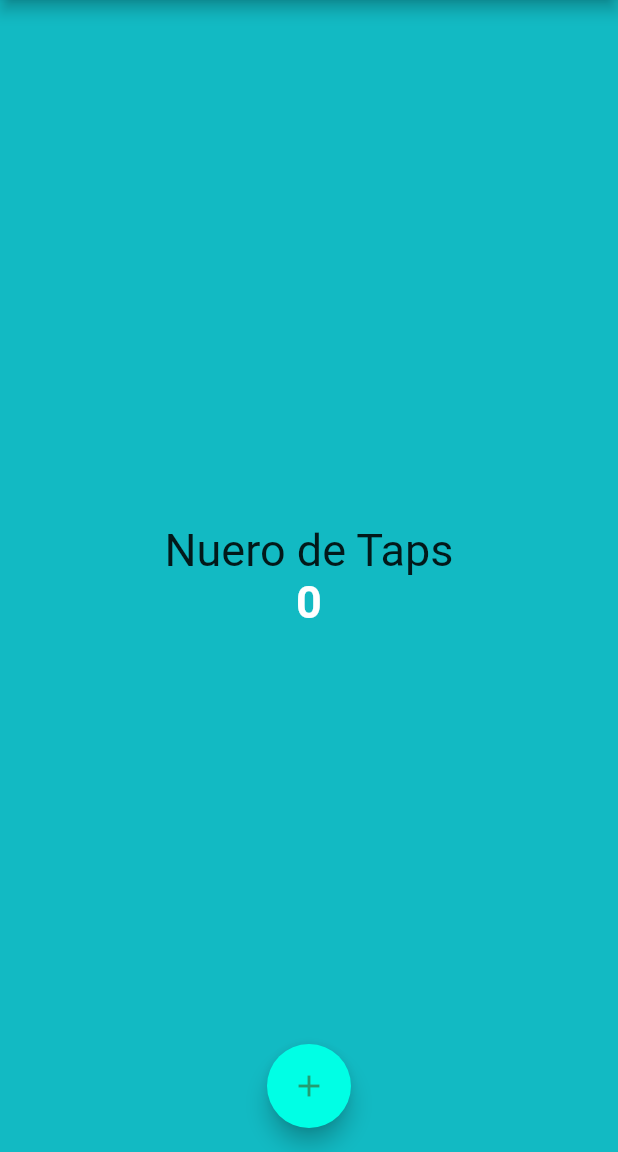
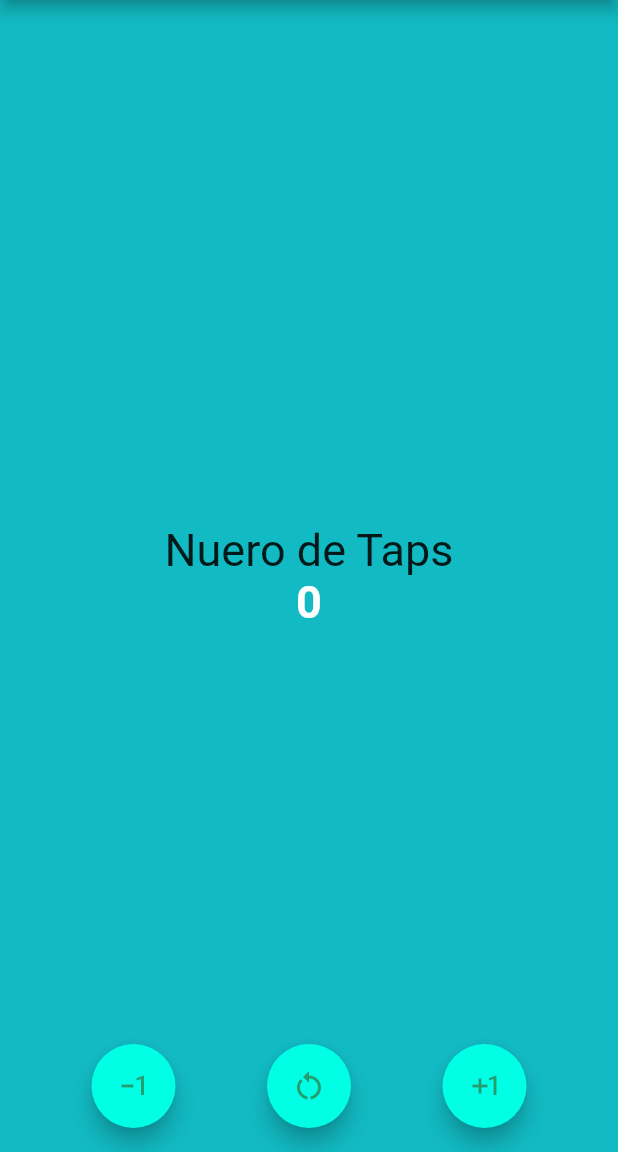
Before and after one commit to UHG27/Counter_App, a Flutter app: the screen it shows after launch, on a phone screen of 412 x 824 dp, the part 84-1236 px from its top. Run offline on Flutter 3.47's test engine with Material 2 defaults, Android fonts, the phone set to English and light mode, and no system bars.

Commit message:
"segundo commit"

```diff
--- a/lib/main.dart
+++ b/lib/main.dart
@@ -1,10 +1,9 @@
-import 'package:flutter/cupertino.dart';
+import 'package:counter_app5a/screens/counter_screen.dart';
 import 'package:flutter/material.dart';
-
 import 'screens/home_screens.dart';
 
 void main() {
-  runApp(CounterApp());
+  runApp(const CounterApp());
 }
 
 class CounterApp extends StatelessWidget {
@@ -14,7 +13,7 @@ class CounterApp extends StatelessWidget {
   Widget build(BuildContext context) {
     return const MaterialApp(
       debugShowCheckedModeBanner: false,
-      home: HomeScreen(),
+      home: CounterScreen(),
       );
   }
 }
--- /dev/null
+++ b/lib/screens/counter_screen.dart
@@ -0,0 +1,68 @@
+import 'package:flutter/material.dart';
+
+class CounterScreen extends StatefulWidget {
+  const CounterScreen({super.key});
+
+@override
+State<CounterScreen> createState() => _CounterScreenState();
+}
+
+class _CounterScreenState extends State<CounterScreen>{
+int contador = 0;
+  @override
+  Widget build(BuildContext context) {
+    const TextStyle estiloTexto = TextStyle(
+      fontSize: 30,
+      color: Colors.white,
+      fontWeight: FontWeight.bold,
+    );
+    return Scaffold(
+      appBar: AppBar(
+        backgroundColor: Color.fromARGB(255, 41, 198, 255),
+        title: Text('Uriel Hernandez'),
+      ),// AppBar
+      backgroundColor:  const Color.fromARGB(255, 18, 186, 195),
+      body: Center(
+        child: Column(
+          mainAxisAlignment: MainAxisAlignment.center,
+          children: [
+            const Text(
+              'Nuero de Taps',
+              style: TextStyle(fontSize: 30),
+            ),
+            Text(
+              '$contador' ,
+              style: estiloTexto
+              ),
+          ],
+        )),
+        floatingActionButtonLocation: FloatingActionButtonLocation.centerFloat,
+        floatingActionButton: Row(
+          mainAxisAlignment: MainAxisAlignment.spaceEvenly,
+          children: [
+
+            FloatingActionButton(
+              backgroundColor: const Color.fromARGB(255, 0, 255, 229),
+              foregroundColor: const Color.fromARGB(654, 65, 335, 21),
+              onPressed: () => setState(() => contador--),
+
+              child: const Icon(Icons.exposure_minus_1),
+            ),
+
+            FloatingActionButton(
+              backgroundColor: const Color.fromARGB(255, 0, 255, 229),
+              foregroundColor: const Color.fromARGB(654, 65, 335, 21),
+              onPressed: () => setState(() => contador = 0),
+              child: const Icon(Icons.restart_alt),
+            ),
+
+            FloatingActionButton(
+              backgroundColor: const Color.fromARGB(255, 0, 255, 229),
+              foregroundColor: const Color.fromARGB(654, 65, 335, 21),
+              onPressed: () => setState(() => contador++),
+              child: const Icon(Icons.exposure_plus_1),
+            ),
+          ],
+        ));// Scaffold
+   }
+  }
--- a/lib/screens/home_screens.dart
+++ b/lib/screens/home_screens.dart
@@ -22,7 +22,7 @@ class HomeScreen extends StatelessWidget {
           mainAxisAlignment: MainAxisAlignment.center,
           children: [
             const Text(
-              'Nuero de Taps',
+              'Nuero de Taps: ',
               style: TextStyle(fontSize: 30),
             ),
             Text(
```
Also changed, not shown: 1 other file.
